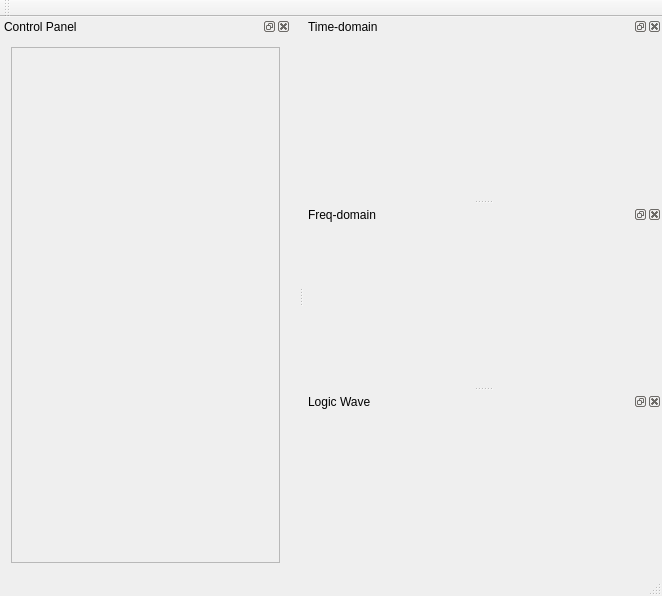
Above: soft/zebra-scope/mainwindow.ui from Quenii/ADCEVM before the change. Below: the same form after it.
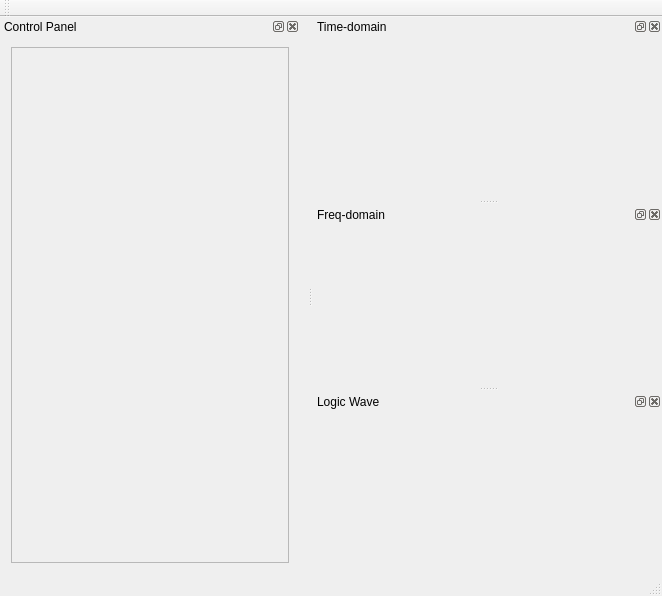
That is the form after the change. Custom widgets are drawn as their Qt base class.

Patch:
```diff
--- a/soft/zebra-scope/mainwindow.ui
+++ b/soft/zebra-scope/mainwindow.ui
@@ -66,14 +66,14 @@
    </property>
    <property name="minimumSize">
     <size>
-     <width>291</width>
-     <height>0</height>
+     <width>300</width>
+     <height>101</height>
     </size>
    </property>
    <property name="maximumSize">
     <size>
-     <width>291</width>
-     <height>16777215</height>
+     <width>300</width>
+     <height>524287</height>
     </size>
    </property>
    <property name="allowedAreas">
@@ -100,7 +100,7 @@
          <rect>
           <x>0</x>
           <y>0</y>
-          <width>271</width>
+          <width>280</width>
           <height>505</height>
          </rect>
         </property>
```
